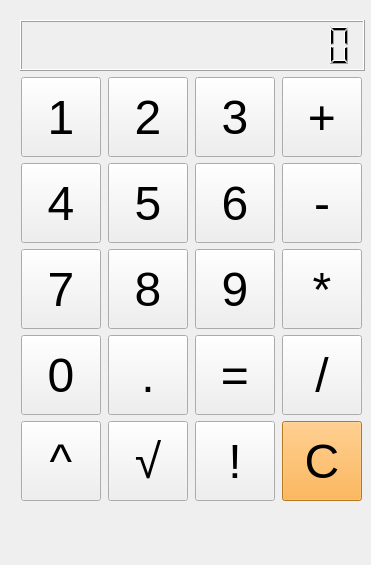
Kimiroshi/Cupol, file calc.ui: the form before one commit.
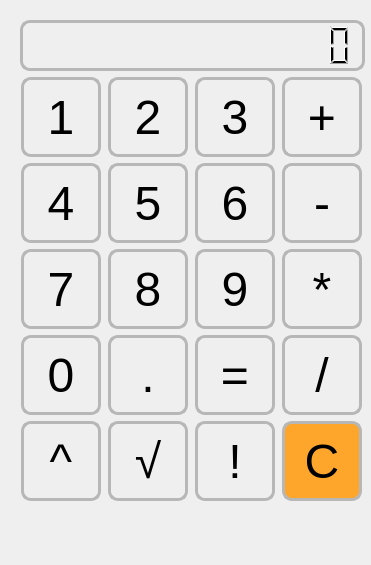
The form after the commit.

What changed in the file:
```diff
--- a/calc.ui
+++ b/calc.ui
@@ -28,6 +28,12 @@
       <property name="enabled">
        <bool>true</bool>
       </property>
+      <property name="styleSheet">
+       <string notr="true">background: none;
+border-radius: 10px;
+border: 3px solid #b7b7b7;
+</string>
+      </property>
       <property name="digitCount">
        <number>15</number>
       </property>
@@ -55,6 +61,16 @@
           <pointsize>36</pointsize>
          </font>
         </property>
+        <property name="styleSheet">
+         <string notr="true">QPushButton{
+border: 3px solid #b7b7b7;
+border-radius: 10px;
+background-color: none;
+}
+QPushButton:hover{
+background-color: #c8c8c8;
+}</string>
+        </property>
         <property name="text">
          <string>8</string>
         </property>
@@ -83,6 +99,16 @@
           <pointsize>36</pointsize>
          </font>
         </property>
+        <property name="styleSheet">
+         <string notr="true">QPushButton{
+border: 3px solid #b7b7b7;
+border-radius: 10px;
+background-color: none;
+}
+QPushButton:hover{
+background-color: #c8c8c8;
+}</string>
+        </property>
         <property name="text">
          <string>2</string>
         </property>
@@ -111,6 +137,16 @@
           <pointsize>36</pointsize>
          </font>
         </property>
+        <property name="styleSheet">
+         <string notr="true">QPushButton{
+border: 3px solid #b7b7b7;
+border-radius: 10px;
+background-color: none;
+}
+QPushButton:hover{
+background-color: #c8c8c8;
+}</string>
+        </property>
         <property name="text">
          <string>+</string>
         </property>
@@ -139,6 +175,16 @@
           <pointsize>36</pointsize>
          </font>
         </property>
+        <property name="styleSheet">
+         <string notr="true">QPushButton{
+border: 3px solid #b7b7b7;
+border-radius: 10px;
+background-color: none;
+}
+QPushButton:hover{
+background-color: #c8c8c8;
+}</string>
+        </property>
         <property name="text">
          <string>=</string>
         </property>
@@ -164,6 +210,16 @@
           <pointsize>36</pointsize>
          </font>
         </property>
+        <property name="styleSheet">
+         <string notr="true">QPushButton{
+border: 3px solid #b7b7b7;
+border-radius: 10px;
+background-color: none;
+}
+QPushButton:hover{
+background-color: #c8c8c8;
+}</string>
+        </property>
         <property name="text">
          <string>0</string>
         </property>
@@ -192,6 +248,16 @@
           <pointsize>36</pointsize>
          </font>
         </property>
+        <property name="styleSheet">
+         <string notr="true">QPushButton{
+border: 3px solid #b7b7b7;
+border-radius: 10px;
+background-color: none;
+}
+QPushButton:hover{
+background-color: #c8c8c8;
+}</string>
+        </property>
         <property name="text">
          <string>/</string>
         </property>
@@ -220,6 +286,16 @@
           <pointsize>36</pointsize>
          </font>
         </property>
+        <property name="styleSheet">
+         <string notr="true">QPushButton{
+border: 3px solid #b7b7b7;
+border-radius: 10px;
+background-color: none;
+}
+QPushButton:hover{
+background-color: #c8c8c8;
+}</string>
+        </property>
         <property name="text">
          <string>1</string>
         </property>
@@ -248,6 +324,16 @@
           <pointsize>36</pointsize>
          </font>
         </property>
+        <property name="styleSheet">
+         <string notr="true">QPushButton{
+border: 3px solid #b7b7b7;
+border-radius: 10px;
+background-color: none;
+}
+QPushButton:hover{
+background-color: #c8c8c8;
+}</string>
+        </property>
         <property name="text">
          <string>9</string>
         </property>
@@ -276,6 +362,16 @@
           <pointsize>36</pointsize>
          </font>
         </property>
+        <property name="styleSheet">
+         <string notr="true">QPushButton{
+border: 3px solid #b7b7b7;
+border-radius: 10px;
+background-color: none;
+}
+QPushButton:hover{
+background-color: #c8c8c8;
+}</string>
+        </property>
         <property name="text">
          <string>.</string>
         </property>
@@ -301,6 +397,16 @@
           <pointsize>36</pointsize>
          </font>
         </property>
+        <property name="styleSheet">
+         <string notr="true">QPushButton{
+border: 3px solid #b7b7b7;
+border-radius: 10px;
+background-color: none;
+}
+QPushButton:hover{
+background-color: #c8c8c8;
+}</string>
+        </property>
         <property name="text">
          <string>3</string>
         </property>
@@ -329,6 +435,16 @@
           <pointsize>36</pointsize>
          </font>
         </property>
+        <property name="styleSheet">
+         <string notr="true">QPushButton{
+border: 3px solid #b7b7b7;
+border-radius: 10px;
+background-color: none;
+}
+QPushButton:hover{
+background-color: #c8c8c8;
+}</string>
+        </property>
         <property name="text">
          <string>4</string>
         </property>
@@ -357,6 +473,16 @@
           <pointsize>36</pointsize>
          </font>
         </property>
+        <property name="styleSheet">
+         <string notr="true">QPushButton{
+border: 3px solid #b7b7b7;
+border-radius: 10px;
+background-color: none;
+}
+QPushButton:hover{
+background-color: #c8c8c8;
+}</string>
+        </property>
         <property name="text">
          <string>5</string>
         </property>
@@ -385,6 +511,16 @@
           <pointsize>36</pointsize>
          </font>
         </property>
+        <property name="styleSheet">
+         <string notr="true">QPushButton{
+border: 3px solid #b7b7b7;
+border-radius: 10px;
+background-color: none;
+}
+QPushButton:hover{
+background-color: #c8c8c8;
+}</string>
+        </property>
         <property name="text">
          <string>7</string>
         </property>
@@ -413,6 +549,16 @@
           <pointsize>36</pointsize>
          </font>
         </property>
+        <property name="styleSheet">
+         <string notr="true">QPushButton{
+border: 3px solid #b7b7b7;
+border-radius: 10px;
+background-color: none;
+}
+QPushButton:hover{
+background-color: #c8c8c8;
+}</string>
+        </property>
         <property name="text">
          <string>6</string>
         </property>
@@ -441,6 +587,16 @@
           <pointsize>36</pointsize>
          </font>
         </property>
+        <property name="styleSheet">
+         <string notr="true">QPushButton{
+border: 3px solid #b7b7b7;
+border-radius: 10px;
+background-color: none;
+}
+QPushButton:hover{
+background-color: #c8c8c8;
+}</string>
+        </property>
         <property name="text">
          <string>-</string>
         </property>
@@ -469,6 +625,16 @@
           <pointsize>36</pointsize>
          </font>
         </property>
+        <property name="styleSheet">
+         <string notr="true">QPushButton{
+border: 3px solid #b7b7b7;
+border-radius: 10px;
+background-color: none;
+}
+QPushButton:hover{
+background-color: #c8c8c8;
+}</string>
+        </property>
         <property name="text">
          <string>*</string>
         </property>
@@ -497,6 +663,16 @@
           <pointsize>36</pointsize>
          </font>
         </property>
+        <property name="styleSheet">
+         <string notr="true">QPushButton{
+border: 3px solid #b7b7b7;
+border-radius: 10px;
+background-color: none;
+}
+QPushButton:hover{
+background-color: #c8c8c8;
+}</string>
+        </property>
         <property name="text">
          <string>^</string>
         </property>
@@ -525,6 +701,16 @@
           <pointsize>36</pointsize>
          </font>
         </property>
+        <property name="styleSheet">
+         <string notr="true">QPushButton{
+border: 3px solid #b7b7b7;
+border-radius: 10px;
+background-color: none;
+}
+QPushButton:hover{
+background-color: #c8c8c8;
+}</string>
+        </property>
         <property name="text">
          <string>√</string>
         </property>
@@ -550,6 +736,16 @@
           <pointsize>36</pointsize>
          </font>
         </property>
+        <property name="styleSheet">
+         <string notr="true">QPushButton{
+border: 3px solid #b7b7b7;
+border-radius: 10px;
+background-color: none;
+}
+QPushButton:hover{
+background-color: #c8c8c8;
+}</string>
+        </property>
         <property name="text">
          <string>!</string>
         </property>
@@ -576,7 +772,11 @@
          </font>
         </property>
         <property name="styleSheet">
-         <string notr="true">background-color: rgb(254, 166, 43);</string>
+         <string notr="true">QPushButton{
+border: 3px solid #b7b7b7;
+border-radius: 10px;
+background-color: rgb(254, 166, 43);
+}</string>
         </property>
         <property name="text">
          <string>С</string>
```
